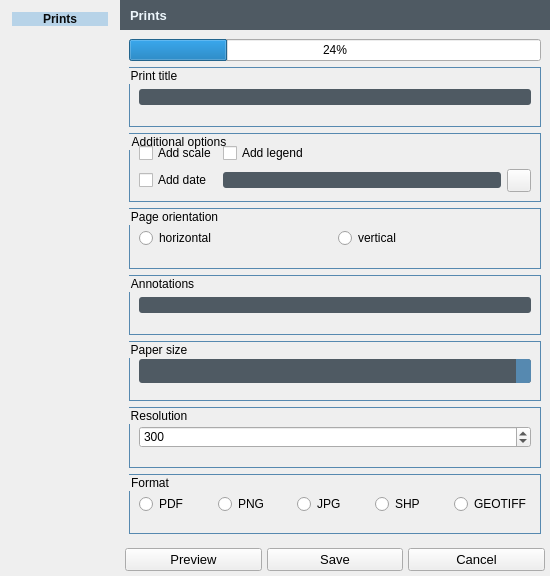
Qt form wydruk_dialog.ui (GIAPspzoo/GIAP_PolaMap_lite) before a commit.
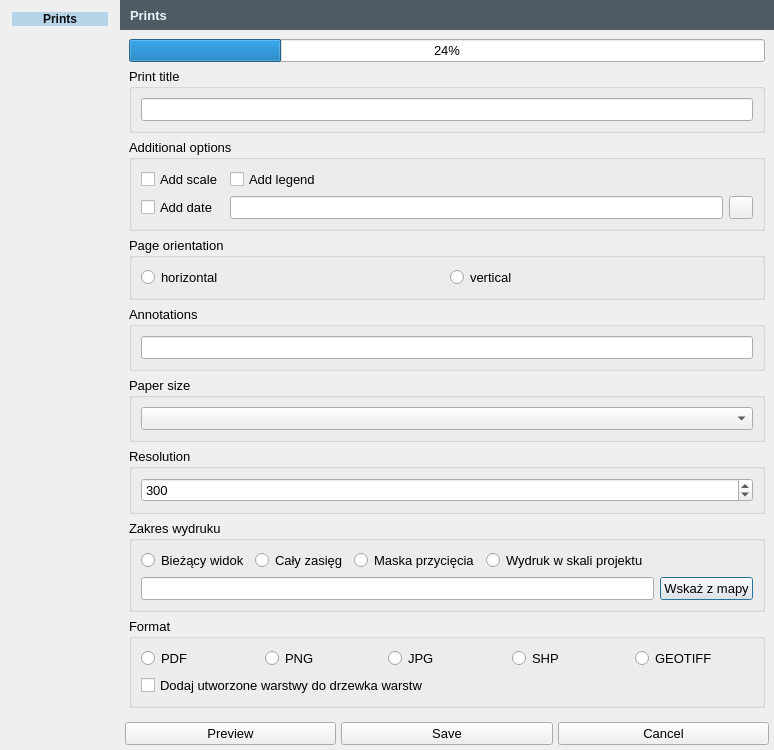
The same form after that commit. Icons and pictures are not drawn.

Commit message: PolaMap Lite - zaktualizowanie narzędzia szybki wydruk

Diff of the .ui file:
```diff
--- a/wydruk_dialog.ui
+++ b/wydruk_dialog.ui
@@ -12,8 +12,8 @@
    <rect>
     <x>0</x>
     <y>0</y>
-    <width>550</width>
-    <height>576</height>
+    <width>701</width>
+    <height>650</height>
    </rect>
   </property>
   <property name="sizePolicy">
@@ -39,63 +39,7 @@
     <normaloff>:/plugins/giap_layout/icons/giap_logo.png</normaloff>:/plugins/giap_layout/icons/giap_logo.png</iconset>
   </property>
   <property name="styleSheet">
-   <string notr="true">
-QComboBox
-{
-	selection-background-color: #6fb1e3;
-    background-color: #4f5a63;
-	border: None;
-	border-radius: 3px;
-	padding: 2px;
-	font: 9pt &quot;Segoe UI&quot;;
-    height: 20px;
-}
-
-QComboBox:on
-{
-	background-color: #4f5a63;
-	padding-top: 3px;
-	padding-left: 1px;
-	selection-background-color: #4a4a4a;
-}
-
-QComboBox QAbstractItemView
-{
-	background-color: #4f5a63;
-	border-radius: 4px;
-	border: 1px solid  #6fb1e3;
-	selection-background-color: #4f5a63;
-    padding: 4px 10px 4px 10px;
-    width: 1.9em;
-}
-
-QComboBox::drop-down
-{
-	subcontrol-origin: padding;
-	subcontrol-position: top right;
-	width: 15px;
-    background-color: #5689b0;
-	border-left-width: 0;
-	border-left-color:  #1a2936;
-	border-left-style: solid;
-	border-top-right-radius: 3px;
-	border-bottom-right-radius: 3px;
-}
-
-QLineEdit
-{
-	border: None;
-    border-radius: 3px;
-    background-color: #4f5a63;
-}
-
-QLineEdit:focus{
-    border: 1px solid #5689B0;
-}
-
-QGroupBox {
-border: 1px solid #5689b0;
-}</string>
+   <string notr="true"/>
   </property>
   <property name="locale">
    <locale language="English" country="UnitedKingdom"/>
@@ -225,23 +169,23 @@
           <enum>QFrame::Plain</enum>
          </property>
          <layout class="QGridLayout" name="gridLayout_4">
-          <item row="0" column="0">
-           <widget class="QProgressBar" name="progressBar">
-            <property name="value">
-             <number>24</number>
-            </property>
-           </widget>
-          </item>
-          <item row="4" column="0">
-           <widget class="QGroupBox" name="groupBox_6">
+          <item row="3" column="0">
+           <widget class="QGroupBox" name="groupBox_4">
             <property name="title">
-             <string>Annotations</string>
+             <string>Page orientation</string>
             </property>
-            <layout class="QGridLayout" name="gridLayout_10">
+            <layout class="QGridLayout" name="gridLayout_8">
              <item row="0" column="0">
-              <widget class="QLineEdit" name="adnotacje_lineEdit">
-               <property name="maxLength">
-                <number>700</number>
+              <widget class="QRadioButton" name="horizontalRadioButton">
+               <property name="text">
+                <string>horizontal</string>
+               </property>
+              </widget>
+             </item>
+             <item row="0" column="1">
+              <widget class="QRadioButton" name="verticalRadioButton">
+               <property name="text">
+                <string>vertical</string>
                </property>
               </widget>
              </item>
@@ -264,19 +208,32 @@
             </layout>
            </widget>
           </item>
-          <item row="7" column="0">
+          <item row="4" column="0">
+           <widget class="QGroupBox" name="groupBox_6">
+            <property name="title">
+             <string>Annotations</string>
+            </property>
+            <layout class="QGridLayout" name="gridLayout_10">
+             <item row="0" column="0">
+              <widget class="QLineEdit" name="adnotacje_lineEdit">
+               <property name="maxLength">
+                <number>700</number>
+               </property>
+              </widget>
+             </item>
+            </layout>
+           </widget>
+          </item>
+          <item row="8" column="0">
            <widget class="QGroupBox" name="groupBox_3">
             <property name="title">
              <string>Format</string>
             </property>
             <layout class="QGridLayout" name="gridLayout_7">
-             <item row="0" column="0">
-              <widget class="QRadioButton" name="pdfRadioButton">
+             <item row="0" column="3">
+              <widget class="QRadioButton" name="shpRadioButton">
                <property name="text">
-                <string>PDF</string>
-               </property>
-               <property name="autoRepeatDelay">
-                <number>300</number>
+                <string>SHP</string>
                </property>
               </widget>
              </item>
@@ -294,13 +251,6 @@
                </property>
               </widget>
              </item>
-             <item row="0" column="3">
-              <widget class="QRadioButton" name="shpRadioButton">
-               <property name="text">
-                <string>SHP</string>
-               </property>
-              </widget>
-             </item>
              <item row="0" column="4">
               <widget class="QRadioButton" name="tiffRadioButton">
                <property name="text">
@@ -308,28 +258,34 @@
                </property>
               </widget>
              </item>
+             <item row="0" column="0">
+              <widget class="QRadioButton" name="pdfRadioButton">
+               <property name="text">
+                <string>PDF</string>
+               </property>
+               <property name="autoRepeatDelay">
+                <number>300</number>
+               </property>
+              </widget>
+             </item>
+             <item row="1" column="0" colspan="5">
+              <widget class="QCheckBox" name="dodaj_warstwy_checkBox">
+               <property name="text">
+                <string>Dodaj utworzone warstwy do drzewka warstw</string>
+               </property>
+              </widget>
+             </item>
             </layout>
            </widget>
           </item>
-          <item row="3" column="0">
-           <widget class="QGroupBox" name="groupBox_4">
+          <item row="5" column="0">
+           <widget class="QGroupBox" name="groupBox_5">
             <property name="title">
-             <string>Page orientation</string>
+             <string>Paper size</string>
             </property>
-            <layout class="QGridLayout" name="gridLayout_8">
+            <layout class="QGridLayout" name="gridLayout_9">
              <item row="0" column="0">
-              <widget class="QRadioButton" name="horizontalRadioButton">
-               <property name="text">
-                <string>horizontal</string>
-               </property>
-              </widget>
-             </item>
-             <item row="0" column="1">
-              <widget class="QRadioButton" name="verticalRadioButton">
-               <property name="text">
-                <string>vertical</string>
-               </property>
-              </widget>
+              <widget class="QComboBox" name="paperFormatComboBox"/>
              </item>
             </layout>
            </widget>
@@ -381,18 +337,6 @@
             </layout>
            </widget>
           </item>
-          <item row="5" column="0">
-           <widget class="QGroupBox" name="groupBox_5">
-            <property name="title">
-             <string>Paper size</string>
-            </property>
-            <layout class="QGridLayout" name="gridLayout_9">
-             <item row="0" column="0">
-              <widget class="QComboBox" name="paperFormatComboBox"/>
-             </item>
-            </layout>
-           </widget>
-          </item>
           <item row="6" column="0">
            <widget class="QGroupBox" name="groupBox_7">
             <property name="title">
@@ -415,6 +359,86 @@
             </layout>
            </widget>
           </item>
+          <item row="7" column="0">
+           <widget class="QGroupBox" name="groupBox_8">
+            <property name="title">
+             <string>Zakres wydruku</string>
+            </property>
+            <layout class="QGridLayout" name="gridLayout_12">
+             <item row="1" column="0">
+              <widget class="QRadioButton" name="biezacy_widok_rb">
+               <property name="text">
+                <string>Bieżący widok</string>
+               </property>
+              </widget>
+             </item>
+             <item row="2" column="5">
+              <widget class="QPushButton" name="wskaz_z_mapy_pb">
+               <property name="text">
+                <string>Wskaż z mapy</string>
+               </property>
+              </widget>
+             </item>
+             <item row="2" column="0" colspan="5">
+              <widget class="QLineEdit" name="lineEdit_maska"/>
+             </item>
+             <item row="1" column="2">
+              <widget class="QRadioButton" name="maska_rb">
+               <property name="text">
+                <string>Maska przycięcia</string>
+               </property>
+              </widget>
+             </item>
+             <item row="1" column="1">
+              <widget class="QRadioButton" name="caly_zasieg_rb">
+               <property name="text">
+                <string>Cały zasięg</string>
+               </property>
+              </widget>
+             </item>
+             <item row="1" column="4" colspan="2">
+              <spacer name="horizontalSpacer_5">
+               <property name="orientation">
+                <enum>Qt::Horizontal</enum>
+               </property>
+               <property name="sizeHint" stdset="0">
+                <size>
+                 <width>40</width>
+                 <height>20</height>
+                </size>
+               </property>
+              </spacer>
+             </item>
+             <item row="1" column="3">
+              <widget class="QRadioButton" name="skala_projektu_rb">
+               <property name="text">
+                <string>Wydruk w skali projektu</string>
+               </property>
+              </widget>
+             </item>
+            </layout>
+           </widget>
+          </item>
+          <item row="0" column="0">
+           <widget class="QProgressBar" name="progressBar">
+            <property name="value">
+             <number>24</number>
+            </property>
+           </widget>
+          </item>
+          <item row="9" column="0">
+           <spacer name="verticalSpacer">
+            <property name="orientation">
+             <enum>Qt::Vertical</enum>
+            </property>
+            <property name="sizeHint" stdset="0">
+             <size>
+              <width>20</width>
+              <height>40</height>
+             </size>
+            </property>
+           </spacer>
+          </item>
          </layout>
         </widget>
        </item>
```
The commit also changes 4 other files.
